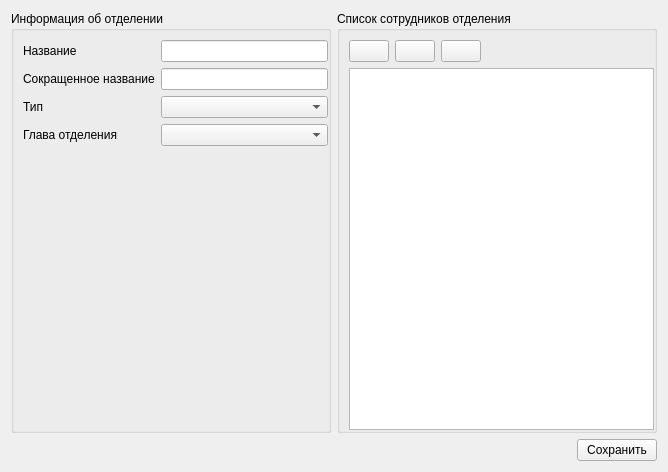
Qt form msystem/src/departments/departmenteditwidget.ui (megakoko/m-system) before a commit.
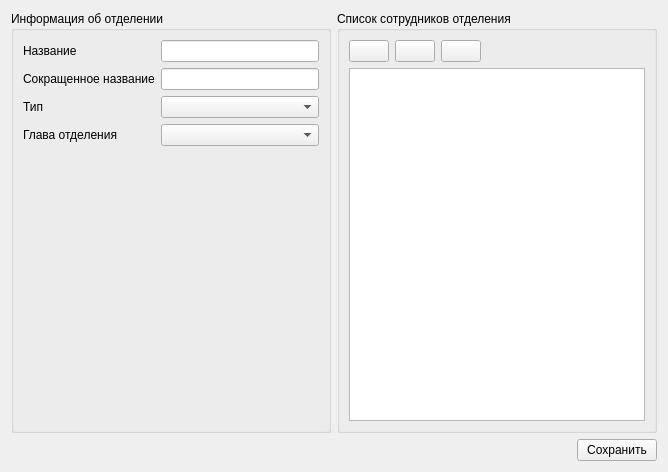
The same form after that commit. Icons and pictures are not drawn.

Diff of the .ui file:
```diff
--- a/msystem/src/departments/departmenteditwidget.ui
+++ b/msystem/src/departments/departmenteditwidget.ui
@@ -22,12 +22,6 @@
         <string>Информация об отделении</string>
        </property>
        <layout class="QFormLayout" name="formLayout">
-        <property name="rightMargin">
-         <number>0</number>
-        </property>
-        <property name="bottomMargin">
-         <number>0</number>
-        </property>
         <item row="0" column="0">
          <widget class="QLabel" name="label">
           <property name="text">
@@ -77,12 +71,6 @@
         <string>Список сотрудников отделения</string>
        </property>
        <layout class="QVBoxLayout" name="verticalLayout">
-        <property name="rightMargin">
-         <number>0</number>
-        </property>
-        <property name="bottomMargin">
-         <number>0</number>
-        </property>
         <item>
          <layout class="QHBoxLayout" name="horizontalLayout_3">
           <item>
```
